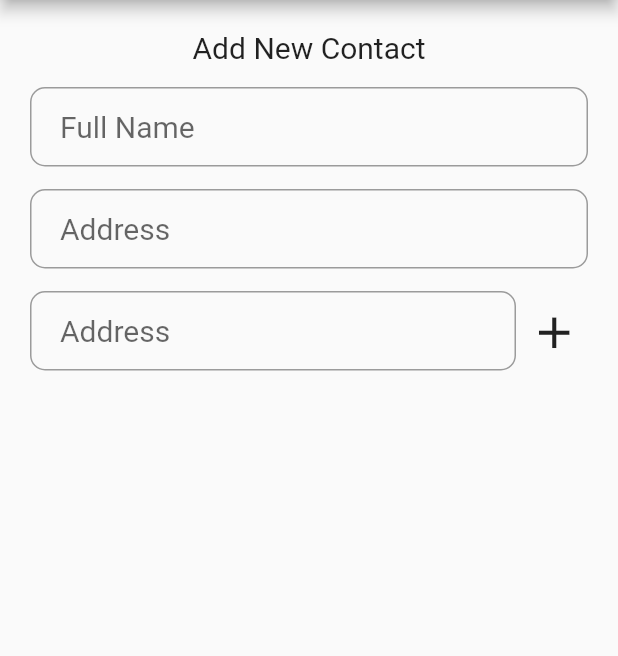
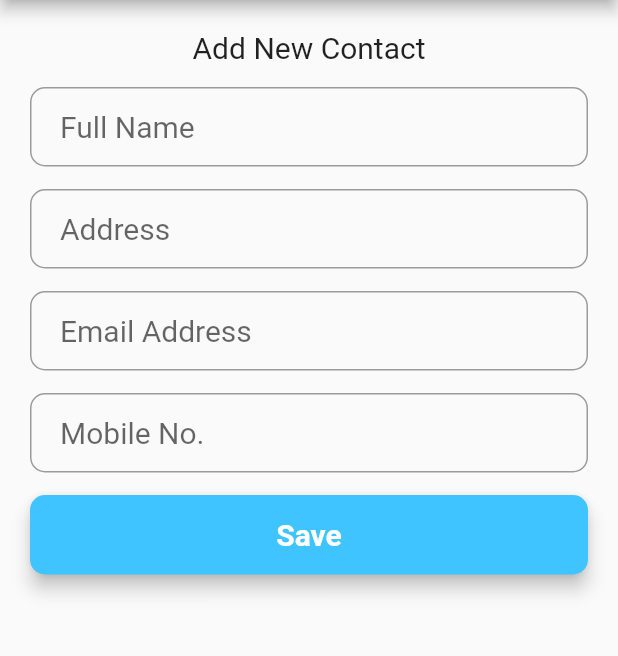
Before and after one commit to as-shahriar/flutter_phonebook, a Flutter app: the HomeView screen opened by its route, after a tap on the "add" icon, on a phone screen of 412 x 824 dp, the part 84-740 px from its top. Run offline on Flutter 3.47's test engine with Material 2 defaults, Android fonts, the phone set to English and light mode, and no system bars; our stand-ins replace get_it, shared_preferences, sqflite; accounts and stored records are empty; Roboto replaces fonts that are missing (Montserrat).

Commit message:
Added db

```diff
--- /dev/null
+++ b/lib/core/models/contact.dart
@@ -0,0 +1,71 @@
+class Contact {
+  int contact_id;
+  int user_id;
+  String address;
+  String name;
+
+  Contact();
+  Contact.fromMap(Map<String, dynamic> map) {
+    contact_id = map['contact_id'];
+    user_id = map['user_id'];
+    address = map['address'];
+    name = map['name'];
+  }
+
+  Map<String, dynamic> toMap() {
+    var map = <String, dynamic>{
+      'contact_id': contact_id,
+      'user_id': user_id,
+      'address': address,
+      'name': name
+    };
+    if (contact_id != null) map['contact_id'] = contact_id;
+    return map;
+  }
+}
+
+class Email {
+  int email_id;
+  int contact_id;
+  String email;
+
+  Email();
+  Email.fromMap(Map<String, dynamic> map) {
+    contact_id = map['contact_id'];
+    email_id = map['email_id'];
+    email = map['email'];
+  }
+
+  Map<String, dynamic> toMap() {
+    var map = <String, dynamic>{
+      'contact_id': contact_id,
+      'email_id': email_id,
+      'email': email
+    };
+    if (email_id != null) map['email_id'] = email_id;
+    return map;
+  }
+}
+
+class Phone {
+  int phone_id;
+  int contact_id;
+  String phone;
+
+  Phone();
+  Phone.fromMap(Map<String, dynamic> map) {
+    contact_id = map['contact_id'];
+    phone_id = map['phone_id'];
+    phone = map['phone'];
+  }
+
+  Map<String, dynamic> toMap() {
+    var map = <String, dynamic>{
+      'contact_id': contact_id,
+      'phone_id': phone_id,
+      'phone': phone
+    };
+    if (phone_id != null) map['phone_id'] = phone_id;
+    return map;
+  }
+}
--- a/lib/core/models/user.dart
+++ b/lib/core/models/user.dart
@@ -1,6 +1,6 @@
 class User {
   static const tblUser = 'user';
-  static const colId = 'id';
+  static const colId = 'user_id';
   static const colEmail = 'email';
   static const colPassword = 'password';
 
--- a/lib/core/scoped_models/add_model.dart
+++ b/lib/core/scoped_models/add_model.dart
@@ -1,3 +1,45 @@
+import 'package:phonebook/core/models/contact.dart';
+import 'package:phonebook/utils/database_helper.dart';
+
+import '../../service_locator.dart';
 import 'base_model.dart';
+import 'home_model.dart';
 
-class AuthnModel extends BaseModel {}
+class AddContactModel extends BaseModel {
+  Contact contact = new Contact();
+  Email email = new Email();
+  Phone phone = new Phone();
+  DatabaseHelper _databaseHelper = DatabaseHelper.instance;
+
+  void setName(value) {
+    contact.name = value;
+    notifyListeners();
+  }
+
+  void setAddress(value) {
+    contact.address = value;
+    notifyListeners();
+  }
+
+  void setEmail(value) {
+    email.email = value;
+    notifyListeners();
+  }
+
+  void setNumber(value) {
+    phone.phone = value;
+    notifyListeners();
+  }
+
+  Future<int> addContact(id) async {
+    contact.user_id = id;
+    await _databaseHelper.fetchContactsByUser(id);
+
+    int res = await _databaseHelper.insertContact(contact, email, phone);
+    if (res != -1) {
+      var myAppModel = locator<HomeModel>();
+      myAppModel.addContact(contact);
+    }
+    return res;
+  }
+}
--- a/lib/core/scoped_models/auth_model.dart
+++ b/lib/core/scoped_models/auth_model.dart
@@ -44,7 +44,7 @@ class AuthnModel extends BaseModel {
   }
 
   void getUsers() async {
-    List<User> x = await _databaseHelper.fetchContacts();
+    List<User> x = await _databaseHelper.fetchUsers();
     x.forEach((element) {
       print('${element.id},${element.email},${element.password}');
     });
--- a/lib/core/scoped_models/home_model.dart
+++ b/lib/core/scoped_models/home_model.dart
@@ -1,12 +1,28 @@
+import 'package:phonebook/core/models/contact.dart';
 import 'package:phonebook/core/services/storage_service.dart';
 import 'package:phonebook/enums/view_state.dart';
 import 'package:phonebook/service_locator.dart';
+import 'package:phonebook/utils/database_helper.dart';
 
 import 'base_model.dart';
 
 class HomeModel extends BaseModel {
   StorageService storageService = locator<StorageService>();
   String title = "HomeModel";
+  DatabaseHelper _databaseHelper = DatabaseHelper.instance;
+  List<BaseContact> contacts = [];
+
+  void getContacts(Future<int> id) async {
+    int userId = await id;
+    List<Map> data = await _databaseHelper.fetchContactsByUser(userId);
+    setTitle("setter");
+    for (var contact in data) {
+      contacts.add(BaseContact.contact(new Contact.fromMap(contact)));
+    }
+    print("Contacts");
+    print(contacts);
+    notifyListeners();
+  }
 
   Future<bool> saveData() async {
     setState(ViewState.Busy);
@@ -21,4 +37,16 @@ class HomeModel extends BaseModel {
   void setTitle(String value) {
     title = value;
   }
+
+  void addContact(Contact contact) {
+    contacts.add(BaseContact.contact(contact));
+    notifyListeners();
+  }
 }
+
+class BaseContact {
+  Contact contact = new Contact();
+  List<Email> emails = [];
+  List<Phone> phones = [];
+  BaseContact.contact(this.contact);
+}
--- a/lib/service_locator.dart
+++ b/lib/service_locator.dart
@@ -1,4 +1,5 @@
 import 'package:get_it/get_it.dart';
+import 'package:phonebook/core/scoped_models/add_model.dart';
 
 import 'Services/SharedPref.dart';
 import 'core/scoped_models/auth_model.dart';
@@ -15,4 +16,5 @@ void setupLocator() {
   // Register models
   locator.registerFactory<HomeModel>(() => HomeModel());
   locator.registerFactory<AuthnModel>(() => AuthnModel());
+  locator.registerFactory<AddContactModel>(() => AddContactModel());
 }
--- a/lib/ui/views/add_view.dart
+++ b/lib/ui/views/add_view.dart
@@ -1,10 +1,11 @@
 import 'package:flutter/cupertino.dart';
 import 'package:flutter/material.dart';
 import 'package:phonebook/Services/SharedPref.dart';
-import 'package:phonebook/core/scoped_models/home_model.dart';
+import 'package:phonebook/core/scoped_models/add_model.dart';
 import 'package:phonebook/ui/widgets/formInputField.dart';
-import 'package:phonebook/ui/widgets/multiFields.dart';
+import 'package:phonebook/ui/widgets/submit_button.dart';
 import 'package:phonebook/validators/validators.dart';
+import 'package:shared_preferences/shared_preferences.dart';
 
 import '../../service_locator.dart';
 import '../../themeConfig.dart';
@@ -16,10 +17,12 @@ class AddContact extends StatefulWidget {
 }
 
 class _AddContactState extends State<AddContact> {
+  final _formKey = GlobalKey<FormState>();
+
   final SharedPrefs sharedPrefs = locator<SharedPrefs>();
   @override
   Widget build(BuildContext context) {
-    return BaseView<HomeModel>(
+    return BaseView<AddContactModel>(
         builder: (context, child, model) => Scaffold(
             appBar: AppBar(
               title: Text('PhoneBook'),
@@ -46,6 +49,8 @@ class _AddContactState extends State<AddContact> {
             ),
             body: Padding(
                 padding: const EdgeInsets.all(20.0),
+                child: Form(
+                  key: _formKey,
                   child: Column(
                     children: [
                       Text(
@@ -55,36 +60,55 @@ class _AddContactState extends State<AddContact> {
                       SizedBox(height: 15.0),
                       InputField(
                         validationHandler: textValidator,
-                    onSaveHandler: ((value) => print(value)),
+                        onSaveHandler: ((value) => model.setName(value)),
                         hintText: "Full Name",
                       ),
                       SizedBox(height: 15.0),
                       InputField(
                         validationHandler: textValidator,
-                    onSaveHandler: ((value) => print(value)),
+                        onSaveHandler: ((value) => model.setAddress(value)),
                         hintText: "Address",
                       ),
                       SizedBox(height: 15.0),
-                  Row(
-                    children: [
-                      Expanded(
-                        child: InputField(
+                      InputField(
+                        validationHandler: emailValidator,
+                        onSaveHandler: ((value) => model.setEmail(value)),
+                        hintText: "Email Address",
+                      ),
+                      SizedBox(height: 15.0),
+                      InputField(
                         validationHandler: textValidator,
-                          onSaveHandler: ((value) => print(value)),
-                          hintText: "Address",
+                        onSaveHandler: ((value) => model.setNumber(value)),
+                        hintText: "Mobile No.",
                       ),
-                      ),
-                      IconButton(
-                        icon: Icon(
-                          Icons.add,
-                          size: 35.0,
-                        ),
-                        onPressed: () {},
+                      SizedBox(height: 15.0),
+                      SubmitButton(
+                        text: "Save",
+                        validationHandler: () async {
+                          if (_formKey.currentState.validate()) {
+                            _formKey.currentState.save();
+                            int userID = await _getUser();
+                            print(userID);
+                            if (userID != -1) {
+                              model.addContact(userID);
+                              print("Added to DB");
+                            }
+                          } else {
+                            ScaffoldMessenger.of(context).showSnackBar(SnackBar(
+                              content: Text('Invalid Credantials.'),
+                              backgroundColor: Colors.red[300],
+                            ));
+                          }
+                        },
                       ),
                     ],
-                  )
-                ],
                   ),
-            )));
+                ))));
+  }
+
+  Future<int> _getUser() async {
+    SharedPreferences prefs = await SharedPreferences.getInstance();
+    int user = (prefs.getInt('userID') ?? -1);
+    return user;
   }
 }
--- a/lib/ui/views/home_view.dart
+++ b/lib/ui/views/home_view.dart
@@ -6,15 +6,17 @@ import 'package:phonebook/ui/views/base_view.dart';
 import 'package:flutter/material.dart';
 import 'package:phonebook/ui/widgets/formInputField.dart';
 import 'package:phonebook/validators/validators.dart';
+import 'package:shared_preferences/shared_preferences.dart';
 
 import '../../service_locator.dart';
 import 'login_view.dart';
 
 class HomeView extends StatelessWidget {
   final SharedPrefs sharedPrefs = locator<SharedPrefs>();
-
   @override
   Widget build(BuildContext context) {
+    var myAppModel = locator<HomeModel>();
+    myAppModel.getContacts(_getUser());
     return BaseView<HomeModel>(
       builder: (context, child, model) => Scaffold(
         appBar: AppBar(
@@ -64,13 +66,9 @@ class HomeView extends StatelessWidget {
     );
   }
 
-  Widget _getBodyUi(ViewState state) {
-    switch (state) {
-      case ViewState.Busy:
-        return CircularProgressIndicator();
-      case ViewState.Retrieved:
-      default:
-        return Text('Done');
-    }
+  Future<int> _getUser() async {
+    SharedPreferences prefs = await SharedPreferences.getInstance();
+    int user = (prefs.getInt('userID') ?? -1);
+    return user;
   }
 }
--- a/lib/ui/views/login_view.dart
+++ b/lib/ui/views/login_view.dart
@@ -67,8 +67,10 @@ class LoginView extends StatelessWidget {
                             _formKey.currentState.save();
                             int userID = await model.login();
                             if (userID >= 0) {
+                              print("Logedin user ID ${userID}");
                               sharedPrefs
-                                  .storeInSharedPrefs({'userId': userID});
+                                  .storeInSharedPrefs({'userID': userID});
+                              print(sharedPrefs.getUserInfo());
                               Navigator.of(context).pushNamed('home');
                             } else {
                               ScaffoldMessenger.of(context)
--- a/lib/utils/database_helper.dart
+++ b/lib/utils/database_helper.dart
@@ -1,5 +1,6 @@
 import 'dart:io';
 import 'package:path_provider/path_provider.dart';
+import 'package:phonebook/core/models/contact.dart';
 import 'package:sqflite/sqflite.dart';
 import 'package:path/path.dart';
 import 'package:phonebook/core/models/user.dart';
@@ -23,7 +24,7 @@ class DatabaseHelper {
 
     String dbPath = join(appDocDir.path, _databaseName);
     return await openDatabase(dbPath,
-        version: _databaseVersion, onCreate: _onCreateDB);
+        version: _databaseVersion, onCreate: _create);
   }
 
   _onCreateDB(Database db, int version) async {
@@ -36,12 +37,57 @@ class DatabaseHelper {
       ''');
   }
 
+  Future _create(Database db, int version) async {
+    await db.execute("""
+            CREATE TABLE ${'email'} (
+              email_id INTEGER PRIMARY KEY AUTOINCREMENT,
+              contact_id INTEGER NOT NULL,
+              email TEXT NOT NULL,
+              FOREIGN KEY (contact_id) REFERENCES ${'contact'} (${'contact_id'})
+                ON DELETE NO ACTION ON UPDATE NO ACTION
+            )""");
+    await db.execute("""
+    CREATE TABLE ${'phone'} (
+      phone_id INTEGER PRIMARY KEY AUTOINCREMENT,
+      contact_id INTEGER NOT NULL,
+      phone TEXT NOT NULL,
+      FOREIGN KEY (contact_id) REFERENCES ${'contact'} (${'contact_id'})
+                ON DELETE NO ACTION ON UPDATE NO ACTION
+    )""");
+    await db.execute("""
+            CREATE TABLE ${'contact'} (
+              contact_id INTEGER PRIMARY KEY AUTOINCREMENT,
+              user_id INTEGER NOT NULL,
+              address TEXT NOT NULL,
+              name TEXT NOT NULL,
+              FOREIGN KEY (user_id) REFERENCES ${User.tblUser} (${User.colId})
+                ON DELETE NO ACTION ON UPDATE NO ACTION
+            )""");
+
+    await db.execute("""
+            CREATE TABLE ${User.tblUser}(
+        ${User.colId} INTEGER PRIMARY KEY AUTOINCREMENT,
+        ${User.colEmail} TEXT NOT NULL,
+        ${User.colPassword} TEXT NOT NULL
+      )""");
+  }
+
+  insertContact(Contact contact, Email email, Phone phone) async {
+    Database db = await database;
+    int contact_id = await db.insert('contact', contact.toMap());
+    print(contact_id);
+    email.contact_id = contact_id;
+    phone.contact_id = contact_id;
+    await db.insert('email', email.toMap());
+    await db.insert('phone', phone.toMap());
+  }
+
   Future<int> insertUser(User user) async {
     Database db = await database;
     return await db.insert(User.tblUser, user.toMap());
   }
 
-  Future<List<User>> fetchContacts() async {
+  Future<List<User>> fetchUsers() async {
     Database db = await database;
     List<Map> contacts = await db.query(User.tblUser);
     return contacts.length == 0
@@ -70,4 +116,13 @@ class DatabaseHelper {
         orElse: () => null);
     return (a == null);
   }
+
+  Future<List<Map>> fetchContactsByUser(int id) async {
+    Database db = await database;
+    List<Map> list = await db.rawQuery(
+        // ignore: unnecessary_brace_in_string_interps
+        'SELECT * FROM user INNER JOIN contact ON user.user_id=contact.user_id WHERE user.user_id = ${id};');
+
+    return list;
+  }
 }
```
Lines whose indentation alone changed are shown as unchanged.
